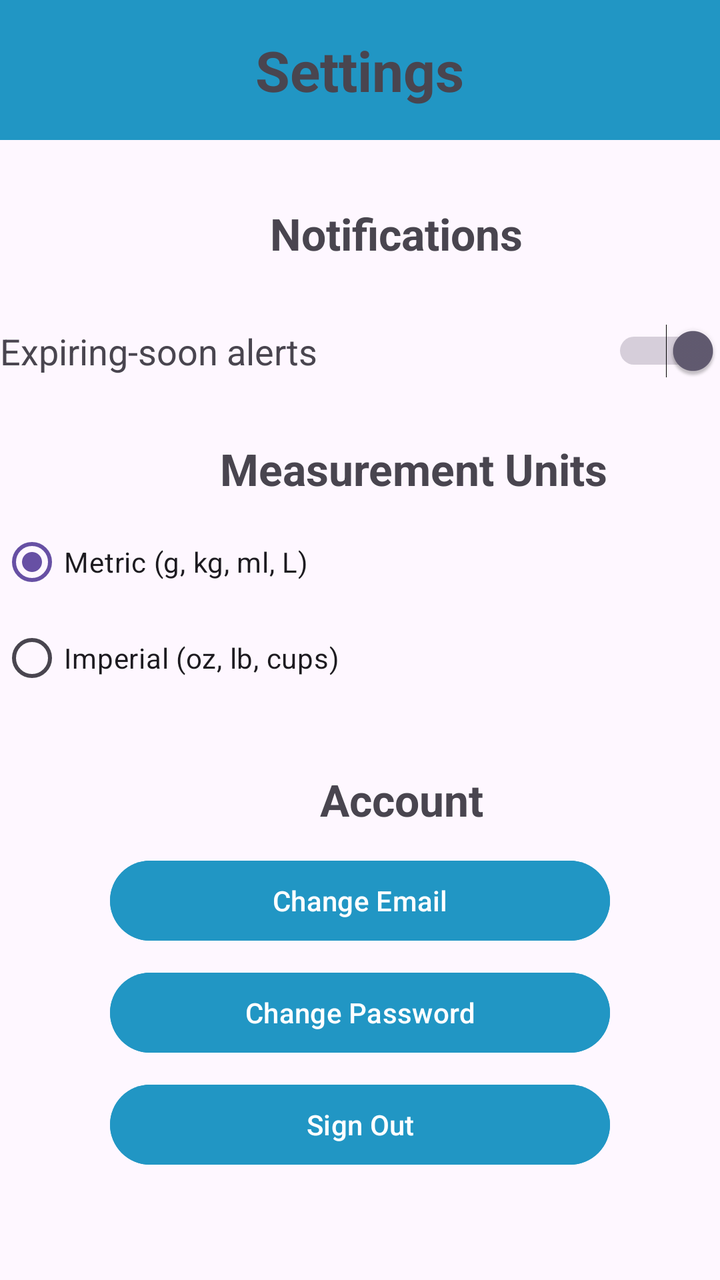
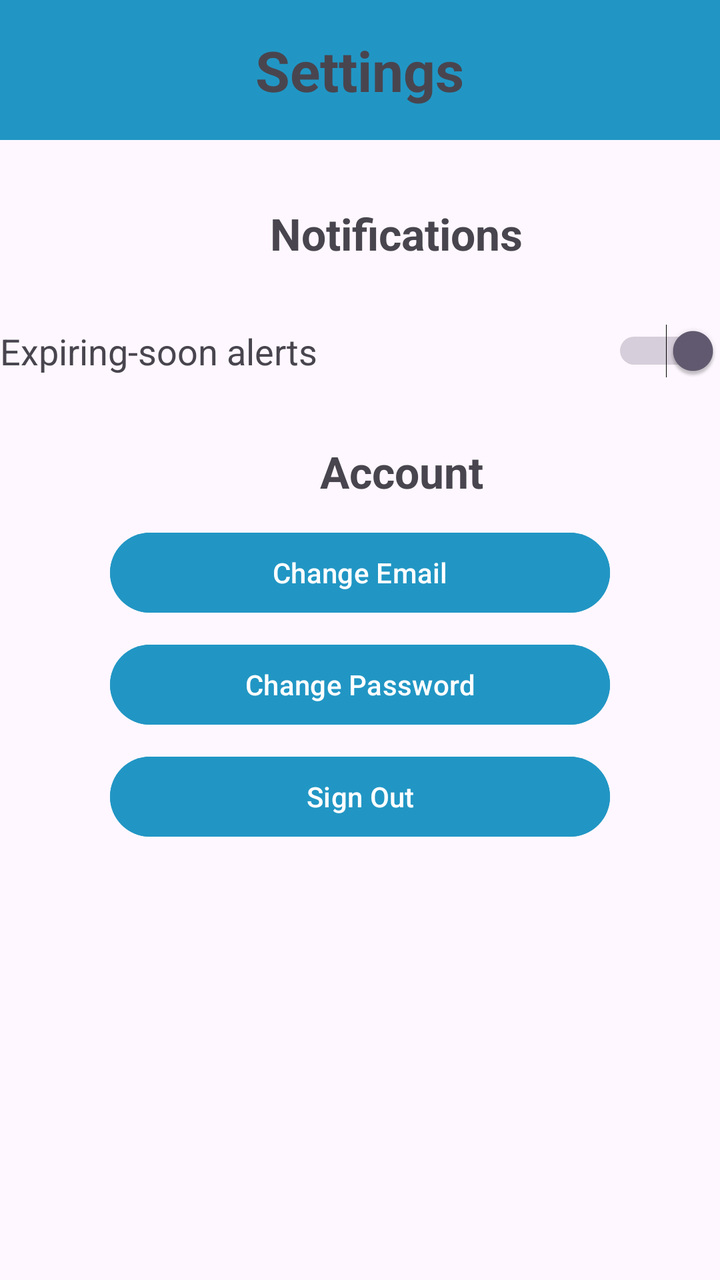

Compare the two renders of this Android layout. The source of the first and the diff that turns it into the second are given below.
<!-- AndroidManifest.xml: application theme Theme.SmartPantryManagement -->
<!-- res/layout/activity_settings.xml -->
<?xml version="1.0" encoding="utf-8"?>
<androidx.constraintlayout.widget.ConstraintLayout xmlns:android="http://schemas.android.com/apk/res/android"
    xmlns:app="http://schemas.android.com/apk/res-auto"
    xmlns:tools="http://schemas.android.com/tools"
    android:id="@+id/main"
    android:layout_width="match_parent"
    android:layout_height="match_parent"
    tools:context=".Settings">

    <LinearLayout
        android:id="@+id/header"
        android:layout_width="match_parent"
        android:layout_height="70dp"
        android:orientation="vertical"
        android:gravity="center"
        android:background="@color/toolbar_background"
        tools:layout_editor_absoluteX="1dp"
        tools:layout_editor_absoluteY="2dp"
        app:layout_constraintTop_toTopOf="parent"
        app:layout_constraintEnd_toEndOf="parent"
        app:layout_constraintStart_toStartOf="parent">

    <TextView
        android:id="@+id/settingsTitle"
        android:layout_width="wrap_content"
        android:layout_height="wrap_content"
        android:text="Settings"
        android:textSize="28sp"
        android:textStyle="bold"
        android:gravity="center"
        />

    </LinearLayout>

    <TextView
        android:id="@+id/NotificationLabel"
        android:layout_width="wrap_content"
        android:layout_height="wrap_content"
        android:layout_marginTop="32dp"
        android:text="Notifications"
        android:textSize="22sp"
        android:textStyle="bold"
        android:layout_marginStart="135dp"
        app:layout_constraintTop_toBottomOf="@id/header"
        app:layout_constraintStart_toStartOf="parent" />

    <TextView
        android:id="@+id/alertsLabel"
        android:layout_width="0dp"
        android:layout_height="wrap_content"
        android:layout_marginTop="32dp"
        android:text="Expiring-soon alerts"
        android:textSize="18sp"
        app:layout_constraintTop_toBottomOf="@id/NotificationLabel"
        app:layout_constraintStart_toStartOf="parent"
        app:layout_constraintEnd_toStartOf="@id/expirySwitch" />

    <Switch
        android:id="@+id/expirySwitch"
        android:layout_width="wrap_content"
        android:layout_height="wrap_content"
        android:checked="true"
        app:layout_constraintTop_toTopOf="@id/alertsLabel"
        app:layout_constraintBottom_toBottomOf="@id/alertsLabel"
        app:layout_constraintEnd_toEndOf="parent" />

    <TextView
        android:id="@+id/unitsLabel"
        android:layout_width="wrap_content"
        android:layout_height="wrap_content"
        android:layout_marginTop="32dp"
        android:text="Measurement Units"
        android:textSize="22sp"
        android:textStyle="bold"
        android:layout_marginStart="110dp"
        app:layout_constraintTop_toBottomOf="@id/alertsLabel"
        app:layout_constraintStart_toStartOf="parent" />

    <RadioGroup
        android:id="@+id/unitsRadioGroup"
        android:layout_width="wrap_content"
        android:layout_height="wrap_content"
        android:orientation="vertical"
        android:layout_marginTop="8dp"
        app:layout_constraintTop_toBottomOf="@id/unitsLabel"
        app:layout_constraintStart_toStartOf="parent">

        <RadioButton
            android:id="@+id/metricRadio"
            android:layout_width="wrap_content"
            android:layout_height="wrap_content"
            android:checked="true"
            android:text="Metric (g, kg, ml, L)" />

        <RadioButton
            android:id="@+id/imperialRadio"
            android:layout_width="wrap_content"
            android:layout_height="wrap_content"
            android:text="Imperial (oz, lb, cups)" />

    </RadioGroup>


    <TextView
        android:id="@+id/accountTitle"
        android:layout_width="wrap_content"
        android:layout_height="wrap_content"
        android:layout_marginTop="32dp"
        android:text="Account"
        android:textSize="22sp"
        android:textStyle="bold"
        android:layout_marginStart="160dp"
        app:layout_constraintTop_toBottomOf="@id/unitsRadioGroup"
        app:layout_constraintStart_toStartOf="parent" />

    <Button
        android:id="@+id/changeEmailButton"
        android:layout_width="250dp"
        android:layout_height="wrap_content"
        android:layout_marginTop="12dp"
        android:backgroundTint="#2196C4"
        android:text="Change Email"
        app:layout_constraintTop_toBottomOf="@id/accountTitle"
        app:layout_constraintStart_toStartOf="parent"
        app:layout_constraintEnd_toEndOf="parent" />

    <Button
        android:id="@+id/changePasswordButton"
        android:layout_width="250dp"
        android:layout_height="wrap_content"
        android:layout_marginTop="8dp"
        android:backgroundTint="#2196C4"
        android:text="Change Password"
        app:layout_constraintTop_toBottomOf="@id/changeEmailButton"
        app:layout_constraintStart_toStartOf="parent"
        app:layout_constraintEnd_toEndOf="parent" />

    <Button
        android:id="@+id/signOutButton"
        android:layout_width="250dp"
        android:layout_height="wrap_content"
        android:layout_marginTop="8dp"
        android:backgroundTint="#2196C4"
        android:text="Sign Out"
        app:layout_constraintTop_toBottomOf="@id/changePasswordButton"
        app:layout_constraintStart_toStartOf="parent"
        app:layout_constraintEnd_toEndOf="parent" />


</androidx.constraintlayout.widget.ConstraintLayout>
<!-- resources referenced by this layout -->
<resources>
  <color name="toolbar_background">#2196C4</color>
  <style name="Theme.SmartPantryManagement" parent="Base.Theme.SmartPantryManagement" />
  <style name="Base.Theme.SmartPantryManagement" parent="Theme.Material3.DayNight.NoActionBar">
          
          
      </style>
</resources>

<!-- the commit's change to res/layout/activity_settings.xml (unified diff, before → after) -->
@@ -64,42 +64,6 @@
         app:layout_constraintBottom_toBottomOf="@id/alertsLabel"
         app:layout_constraintEnd_toEndOf="parent" />
 
-    <TextView
-        android:id="@+id/unitsLabel"
-        android:layout_width="wrap_content"
-        android:layout_height="wrap_content"
-        android:layout_marginTop="32dp"
-        android:text="Measurement Units"
-        android:textSize="22sp"
-        android:textStyle="bold"
-        android:layout_marginStart="110dp"
-        app:layout_constraintTop_toBottomOf="@id/alertsLabel"
-        app:layout_constraintStart_toStartOf="parent" />
-
-    <RadioGroup
-        android:id="@+id/unitsRadioGroup"
-        android:layout_width="wrap_content"
-        android:layout_height="wrap_content"
-        android:orientation="vertical"
-        android:layout_marginTop="8dp"
-        app:layout_constraintTop_toBottomOf="@id/unitsLabel"
-        app:layout_constraintStart_toStartOf="parent">
-
-        <RadioButton
-            android:id="@+id/metricRadio"
-            android:layout_width="wrap_content"
-            android:layout_height="wrap_content"
-            android:checked="true"
-            android:text="Metric (g, kg, ml, L)" />
-
-        <RadioButton
-            android:id="@+id/imperialRadio"
-            android:layout_width="wrap_content"
-            android:layout_height="wrap_content"
-            android:text="Imperial (oz, lb, cups)" />
-
-    </RadioGroup>
-
 
     <TextView
         android:id="@+id/accountTitle"
@@ -110,7 +74,7 @@
         android:textSize="22sp"
         android:textStyle="bold"
         android:layout_marginStart="160dp"
-        app:layout_constraintTop_toBottomOf="@id/unitsRadioGroup"
+        app:layout_constraintTop_toBottomOf="@id/expirySwitch"
         app:layout_constraintStart_toStartOf="parent" />
 
     <Button
